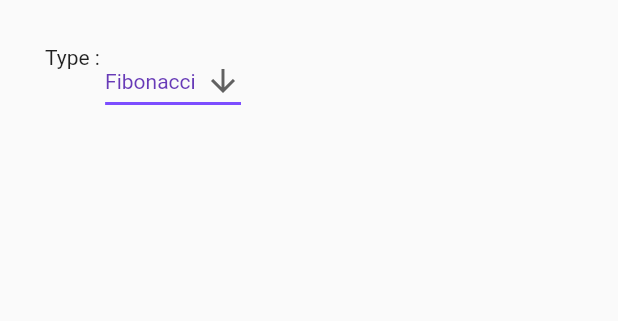
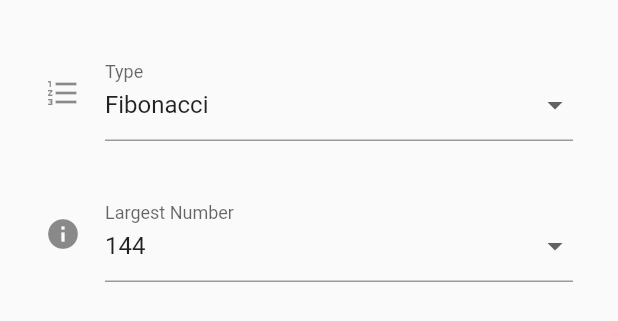
Before and after one commit to Erkanerkisi/scrumate, a Flutter app: the Settings widget shown alone on an empty page, opened directly, on a phone screen of 412 x 824 dp. Shown: the top 321 px of the screen. Run offline on Flutter 3.47's test engine with Material 2 defaults, Android fonts, the phone set to English and light mode, and no system bars.

Commit message:
settings page additional fields

```diff
--- a/lib/list_view.dart
+++ b/lib/list_view.dart
@@ -8,7 +8,6 @@ class MainListView extends StatelessWidget {
 
   List<Widget> getElementList() {
     final children = <Widget>[];
-    Row row;
     for (var i = 0; i < data.length; i++) {
       children.add(ScrumCard(numberText: data.elementAt(i).toString()));
     }
--- a/lib/settings.dart
+++ b/lib/settings.dart
@@ -8,25 +8,22 @@ class Settings extends StatelessWidget {
     return Consumer<SettingsModal>(builder: (context, settings, child) {
       return Container(
         margin: EdgeInsets.all(30.0),
-        child: Row(
-          mainAxisAlignment: MainAxisAlignment.start,
-          crossAxisAlignment: CrossAxisAlignment.start,
+        child: ListView(
           children: <Widget>[
-            Text("Type : "),
-            DropdownButton<String>(
+            InputDecorator(
+              decoration: InputDecoration(
+                icon: const Icon(Icons.format_list_numbered),
+                labelText: 'Type',
+              ),
+              child: DropdownButtonHideUnderline(
+                child: DropdownButton(
                   value: settings.getType(),
-              icon: Icon(Icons.arrow_downward),
-              iconSize: 24,
-              elevation: 16,
-              style: TextStyle(color: Colors.deepPurple),
-              underline: Container(
-                height: 2,
-                color: Colors.deepPurpleAccent,
-              ),
+                  isDense: true,
                   onChanged: (String newValue) {
                     settings.changeType(newValue);
                   },
-              items: settings.getTypes()
+                  items: settings
+                      .getCardTypes()
                       .map<DropdownMenuItem<String>>((String value) {
                     return DropdownMenuItem<String>(
                       value: value,
@@ -34,6 +31,34 @@ class Settings extends StatelessWidget {
                     );
                   }).toList(),
                 ),
+              ),
+            ),
+            SizedBox(
+              height: 30.0,
+            ),
+            InputDecorator(
+              decoration: InputDecoration(
+                icon: const Icon(Icons.info),
+                labelText: 'Largest Number',
+              ),
+              child: DropdownButtonHideUnderline(
+                child: DropdownButton(
+                  value: settings.getMaxValue(),
+                  isDense: true,
+                  onChanged: (int value) {
+                    settings.changeMaxValue(value);
+                  },
+                  items: settings
+                      .getSelectionOfMaxValues(settings.getType())
+                      .map<DropdownMenuItem<int>>((int value) {
+                    return DropdownMenuItem<int>(
+                      value: value,
+                      child: Text(value.toString()),
+                    );
+                  }).toList(),
+                ),
+              ),
+            )
           ],
         ),
       );
--- a/lib/settings_modal.dart
+++ b/lib/settings_modal.dart
@@ -1,25 +1,37 @@
 import 'package:flutter/material.dart';
 
 class SettingsModal extends ChangeNotifier {
+  // initial type and max value
   String _type = 'Fibonacci';
-  List data = ['1','2','3','5','8','13','21','34','55','89','144','233'];
+  int _maxValue = 144;
 
-  final List<String> _types = ["Fibonacci","Tırt Sayılar"];
-
-  Map<String,List<String>> map ={
-    "Fibonacci" : ['1','2','3','5','8','13','21','34','55','89','144','233'],
-    "Tırt Sayılar" : ['1','2','3','4','5','6','7','8','9','10']
+  //Card Types All List
+  Map<String,List<int>> _map ={
+    "Fibonacci"    : [1,2,3,5,8,13,21,34,55,89,144,233,377,610,987],
+    "Sayılar" : [1,2,3,4,5,6,7,8,9,10,11,12,13,14,15]
   };
-
-
-  List<String> getDataViaType(String type) =>map[type];
+  //Default max values
+   Map<String,int> _defaultMaxValues ={
+    "Fibonacci"    : 144,
+    "Sayılar"      : 10
+  };
+  //Get List with given type and max Value
+  List<int> getDataViaType(String type) =>_map[type].where((k) => k <= getMaxValue()).toList();
+  //
+  List<int> getSelectionOfMaxValues(String type) =>_map[type].toList();
+  //Get all types
+  List<String> getCardTypes () => _map.keys.toList();
 
   String getType() => _type;
-
-  List<String> getTypes() => _types;
+  int getMaxValue() => _maxValue;
 
   void changeType(String type) {
     _type = type;
+    _maxValue = _defaultMaxValues[type];
+    notifyListeners();
+  }
+  void changeMaxValue(int maxValue) {
+    _maxValue = maxValue;
     notifyListeners();
   }
 }
```
Also changed, not shown: lib/home.dart (line endings or trailing spaces). Lines whose indentation alone changed are shown as unchanged.
